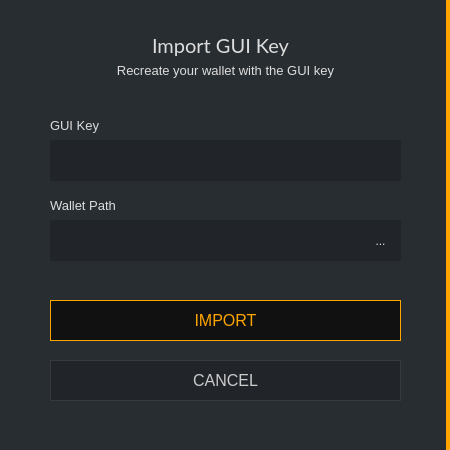
First picture: the form in src/gui/ui/importkeydialog.ui, repository ConcealNetwork/conceal-desktop, before the edit.
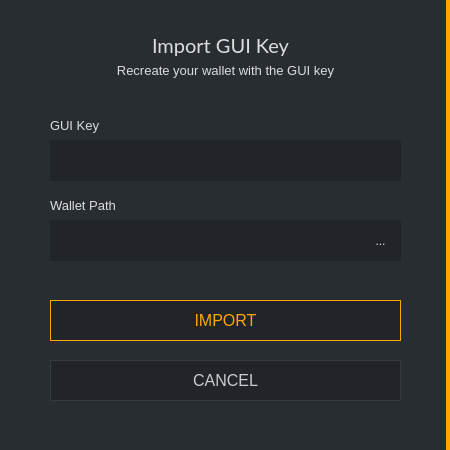
Second picture: the form after the edit.

Commit message: Change button background color

What changed in the file:
```diff
--- a/src/gui/ui/importkeydialog.ui
+++ b/src/gui/ui/importkeydialog.ui
@@ -207,7 +207,7 @@
        </font>
       </property>
       <property name="styleSheet">
-       <string notr="true">QPushButton#m_okButton {color: orange; background-color: #111111; border: 1px solid orange; font-size: 16px;}
+       <string notr="true">QPushButton#m_okButton {color: orange; background-color: #212529; border: 1px solid orange; font-size: 16px;}
 
 QPushButton#m_okButton:hover {color: orange; background-color: #111111; border: 2px solid orange; font-size: 16px;}</string>
       </property>
```
Left out of the diff: 2 changed lines with no effect on the pictures. The commit also changes 21 other files.
